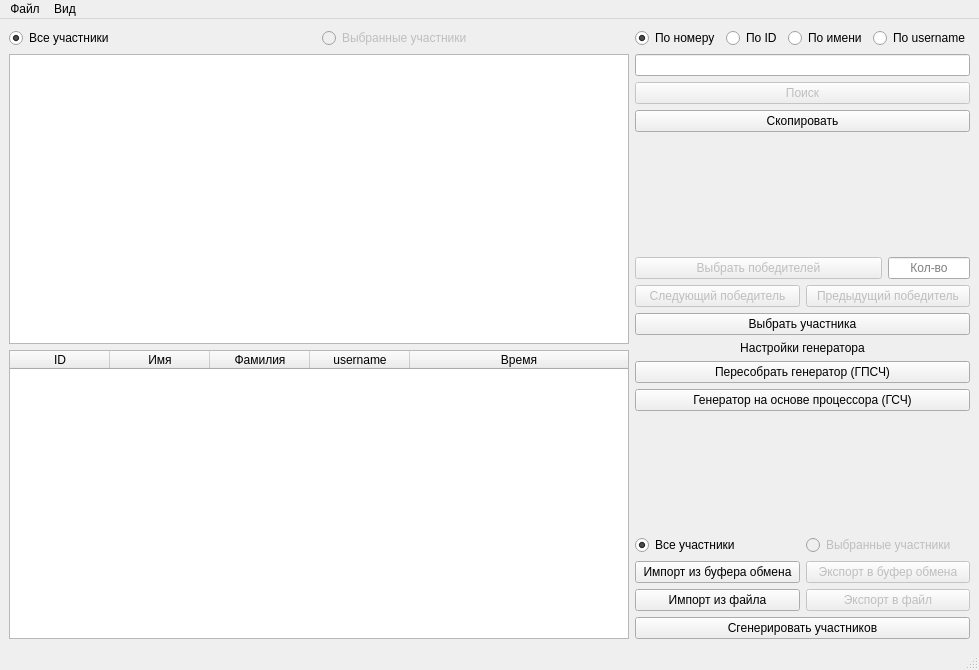
TeynKwod/Lottery-Engine, file src/mainwindow.ui: the form before one commit.
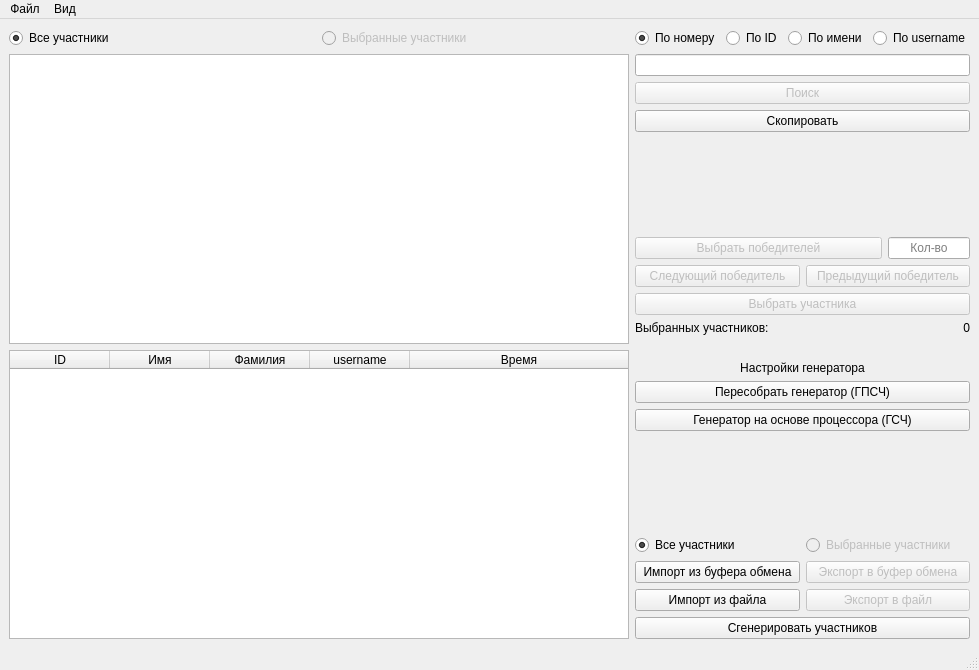
The form after the commit.

Commit message: Improved search and ui informativity

What changed in the file:
```diff
--- a/src/mainwindow.ui
+++ b/src/mainwindow.ui
@@ -286,11 +286,48 @@
       </item>
       <item>
        <widget class="QPushButton" name="btn_add_part">
+        <property name="enabled">
+         <bool>false</bool>
+        </property>
         <property name="text">
          <string>Выбрать участника</string>
         </property>
        </widget>
       </item>
+      <item>
+       <layout class="QHBoxLayout" name="horizontalLayout_5">
+        <item>
+         <widget class="QLabel" name="lbl_active_info">
+          <property name="text">
+           <string>Выбранных участников:</string>
+          </property>
+         </widget>
+        </item>
+        <item>
+         <widget class="QLabel" name="lbl_active_number">
+          <property name="sizePolicy">
+           <sizepolicy hsizetype="Fixed" vsizetype="Preferred">
+            <horstretch>0</horstretch>
+            <verstretch>0</verstretch>
+           </sizepolicy>
+          </property>
+          <property name="text">
+           <string>0</string>
+          </property>
+          <property name="alignment">
+           <set>Qt::AlignmentFlag::AlignRight|Qt::AlignmentFlag::AlignTrailing|Qt::AlignmentFlag::AlignVCenter</set>
+          </property>
+         </widget>
+        </item>
+       </layout>
+      </item>
+      <item>
+       <widget class="QLabel" name="lbl_info">
+        <property name="text">
+         <string/>
+        </property>
+       </widget>
+      </item>
       <item>
        <layout class="QVBoxLayout" name="verticalLayout_2">
         <item>
```
Left out of the diff: 8 changed lines with no effect on the pictures. The commit also changes 4 other files.
